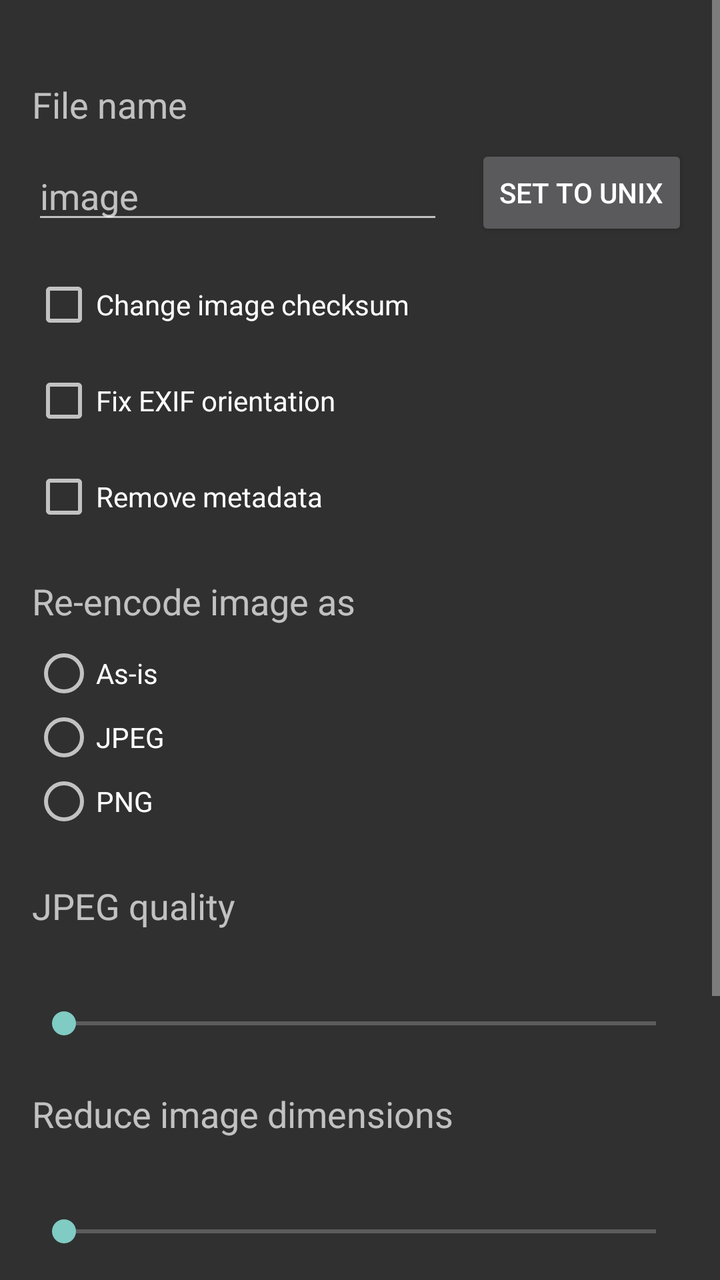
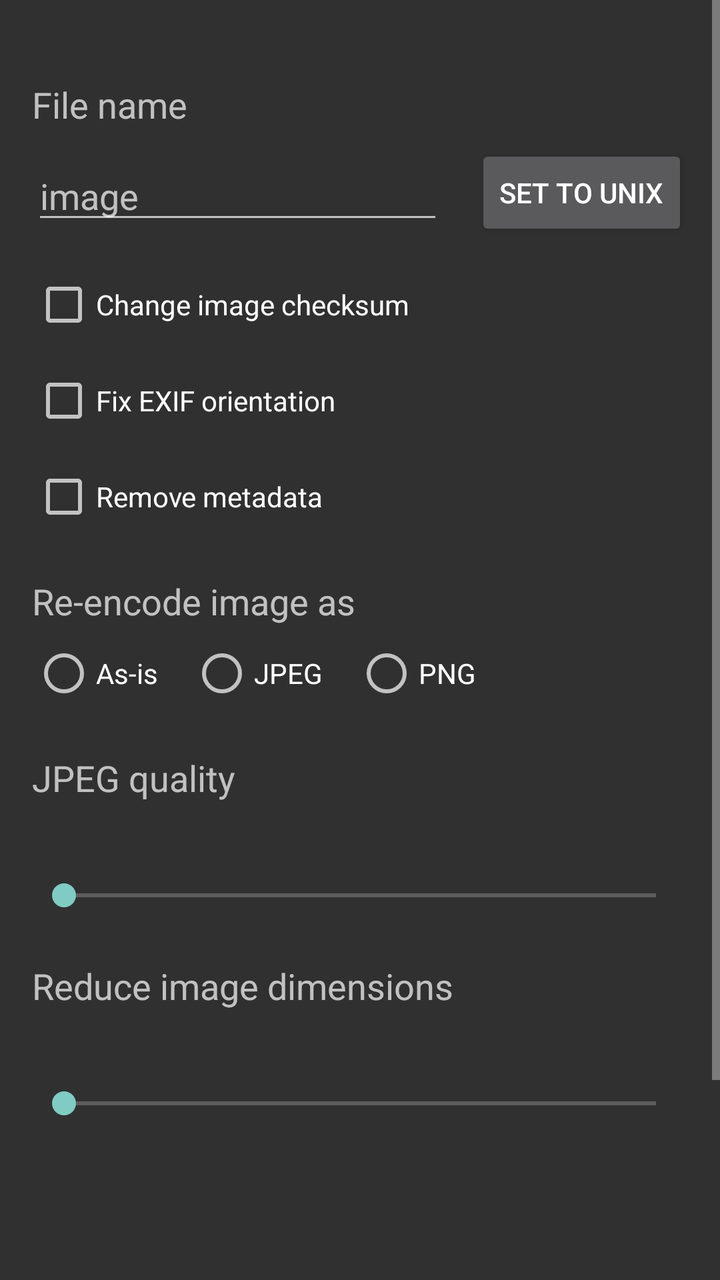

Screens rendered from an Android XML layout before and after an edit, with the pre-edit source and the edit as a unified diff.
<!-- AndroidManifest.xml: application theme Theme.Sunshower -->
<!-- res/layout/activity_kuroba.xml -->
<?xml version="1.0" encoding="utf-8"?>
<ScrollView xmlns:android="http://schemas.android.com/apk/res/android"
    android:layout_width="match_parent"
    android:layout_height="match_parent"
    android:fitsSystemWindows="true">

    <LinearLayout
        android:layout_width="match_parent"
        android:layout_height="wrap_content"
        android:orientation="vertical"
        android:padding="16dp"
        android:paddingTop="48dp">

        <TextView
            android:layout_width="wrap_content"
            android:layout_height="wrap_content"
            android:layout_marginTop="24dp"
            android:text="@string/file_name_label"
            android:textSize="18sp" />

        <LinearLayout
            android:layout_width="match_parent"
            android:layout_height="wrap_content"
            android:layout_marginTop="8dp"
            android:gravity="center_vertical"
            android:orientation="horizontal">

            <EditText
                android:id="@+id/kuroba_file_name_input"
                android:layout_width="0dp"
                android:layout_height="wrap_content"
                android:layout_weight="1"
                android:hint="@string/default_file_name"
                android:importantForAutofill="no"
                android:inputType="text"
                android:maxLength="64" />

            <TextView
                android:id="@+id/kuroba_ext_label"
                android:layout_width="wrap_content"
                android:layout_height="wrap_content"
                android:layout_marginStart="8dp"
                android:textColor="#FF888888"
                android:textSize="18sp" />

            <Button
                android:id="@+id/kuroba_set_unix_button"
                android:layout_width="wrap_content"
                android:layout_height="wrap_content"
                android:layout_marginStart="8dp"
                android:text="@string/kuroba_set_unix" />
        </LinearLayout>

        <CheckBox
            android:id="@+id/change_checksum_switch"
            android:layout_width="wrap_content"
            android:layout_height="wrap_content"
            android:layout_marginTop="16dp"
            android:text="@string/change_checksum" />

        <CheckBox
            android:id="@+id/fix_exif_switch"
            android:layout_width="wrap_content"
            android:layout_height="wrap_content"
            android:layout_marginTop="16dp"
            android:text="@string/fix_exif" />

        <CheckBox
            android:id="@+id/remove_metadata_switch"
            android:layout_width="wrap_content"
            android:layout_height="wrap_content"
            android:layout_marginTop="16dp"
            android:text="@string/remove_metadata" />

        <TextView
            android:layout_width="wrap_content"
            android:layout_height="wrap_content"
            android:layout_marginTop="24dp"
            android:text="@string/reencode_label"
            android:textSize="18sp" />

        <RadioGroup
            android:id="@+id/reencode_group"
            android:layout_width="match_parent"
            android:layout_height="wrap_content"
            android:layout_marginTop="8dp"
            android:orientation="vertical">

            <RadioButton
                android:id="@+id/reencode_as_is"
                android:layout_width="wrap_content"
                android:layout_height="wrap_content"
                android:text="@string/reencode_as_is" />

            <RadioButton
                android:id="@+id/reencode_as_jpeg"
                android:layout_width="wrap_content"
                android:layout_height="wrap_content"
                android:text="@string/reencode_jpeg" />

            <RadioButton
                android:id="@+id/reencode_as_png"
                android:layout_width="wrap_content"
                android:layout_height="wrap_content"
                android:text="@string/reencode_png" />
        </RadioGroup>

        <LinearLayout
            android:id="@+id/quality_row"
            android:layout_width="match_parent"
            android:layout_height="wrap_content"
            android:layout_marginTop="24dp"
            android:orientation="vertical">

            <TextView
                android:layout_width="wrap_content"
                android:layout_height="wrap_content"
                android:text="@string/quality_label"
                android:textSize="18sp" />

            <TextView
                android:id="@+id/quality_value"
                android:layout_width="wrap_content"
                android:layout_height="wrap_content"
                android:layout_marginTop="8dp"
                android:textSize="16sp" />

            <SeekBar
                android:id="@+id/quality_bar"
                android:layout_width="match_parent"
                android:layout_height="wrap_content"
                android:layout_marginTop="8dp"
                android:max="99" />
        </LinearLayout>

        <LinearLayout
            android:id="@+id/reduce_row"
            android:layout_width="match_parent"
            android:layout_height="wrap_content"
            android:layout_marginTop="24dp"
            android:orientation="vertical">

            <TextView
                android:layout_width="wrap_content"
                android:layout_height="wrap_content"
                android:text="@string/reduce_label"
                android:textSize="18sp" />

            <TextView
                android:id="@+id/reduce_value"
                android:layout_width="wrap_content"
                android:layout_height="wrap_content"
                android:layout_marginTop="8dp"
                android:textSize="16sp" />

            <SeekBar
                android:id="@+id/reduce_bar"
                android:layout_width="match_parent"
                android:layout_height="wrap_content"
                android:layout_marginTop="8dp"
                android:max="100" />
        </LinearLayout>

        <TextView
            android:id="@+id/kuroba_status"
            android:layout_width="wrap_content"
            android:layout_height="wrap_content"
            android:layout_marginTop="16dp" />

        <TextView
            android:id="@+id/kuroba_file_info"
            android:layout_width="wrap_content"
            android:layout_height="wrap_content"
            android:layout_marginTop="16dp" />

        <Button
            android:id="@+id/kuroba_pick_button"
            android:layout_width="match_parent"
            android:layout_height="wrap_content"
            android:layout_marginTop="8dp"
            android:text="@string/kuroba_pick" />

        <Button
            android:id="@+id/kuroba_apply_button"
            android:layout_width="match_parent"
            android:layout_height="wrap_content"
            android:layout_marginTop="8dp"
            android:enabled="false"
            android:text="@string/kuroba_apply" />
    </LinearLayout>
</ScrollView>
<!-- resources referenced by this layout -->
<resources>
  <string name="change_checksum">Change image checksum</string>
  <string name="default_file_name">image</string>
  <string name="file_name_label">File name</string>
  <string name="fix_exif">Fix EXIF orientation</string>
  <string name="kuroba_apply">Apply</string>
  <string name="kuroba_pick">Select file</string>
  <string name="kuroba_set_unix">Set to Unix</string>
  <string name="quality_label">JPEG quality</string>
  <string name="reduce_label">Reduce image dimensions</string>
  <string name="reencode_as_is">As-is</string>
  <string name="reencode_jpeg">JPEG</string>
  <string name="reencode_label">Re-encode image as</string>
  <string name="reencode_png">PNG</string>
  <string name="remove_metadata">Remove metadata</string>
  <style name="Theme.Sunshower" parent="android:Theme.Material.NoActionBar" />
</resources>

<!-- the commit's change to res/layout/activity_kuroba.xml (unified diff, before → after) -->
@@ -84,7 +84,7 @@
             android:layout_width="match_parent"
             android:layout_height="wrap_content"
             android:layout_marginTop="8dp"
-            android:orientation="vertical">
+            android:orientation="horizontal">
 
             <RadioButton
                 android:id="@+id/reencode_as_is"
@@ -96,12 +96,14 @@
                 android:id="@+id/reencode_as_jpeg"
                 android:layout_width="wrap_content"
                 android:layout_height="wrap_content"
+                android:layout_marginStart="16dp"
                 android:text="@string/reencode_jpeg" />
 
             <RadioButton
                 android:id="@+id/reencode_as_png"
                 android:layout_width="wrap_content"
                 android:layout_height="wrap_content"
+                android:layout_marginStart="16dp"
                 android:text="@string/reencode_png" />
         </RadioGroup>
 
